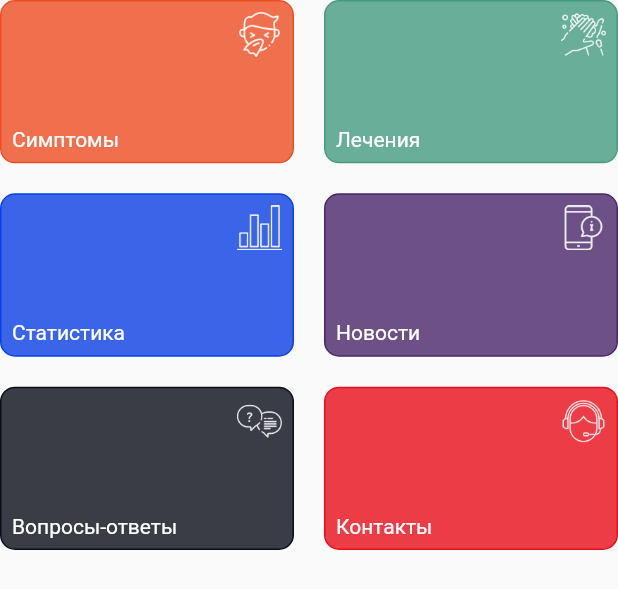
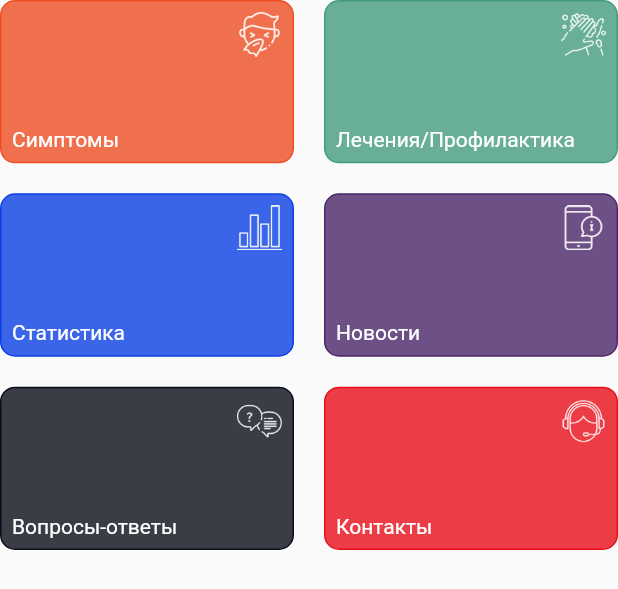
Before and after one commit to serikshaikamalov/coronavirus2020, a Flutter app: the MainMenu widget shown alone on an empty page, opened directly, on a phone screen of 412 x 824 dp. Shown: the top 589 px of the screen. Run offline on Flutter 3.47's test engine with Material 2 defaults, Android fonts, the phone set to English and light mode, and no system bars; our stand-ins replace dio, flutter_bloc, flutter_html, get_it, shared_preferences; accounts and stored records are empty.

```diff
--- a/lib/core/constants/routes.dart
+++ b/lib/core/constants/routes.dart
@@ -1,3 +1,5 @@
 class Routes {
   static const String homePage = '/';
+  static const String symptomsPage = '/symptoms';
+  static const String preventionPage = '/prevention';
 }
--- a/lib/features/home/data/datasources/menu.datasource.dart
+++ b/lib/features/home/data/datasources/menu.datasource.dart
@@ -1,3 +1,4 @@
+import 'package:coronavirus2020/core/constants/routes.dart';
 import 'package:coronavirus2020/features/home/data/models/menu-item.model.dart';
 
 class MenuLocalDataSource {
@@ -5,13 +6,13 @@ class MenuLocalDataSource {
     final List<MenuItemModel> data = [
       MenuItemModel(
         label: 'Симптомы',
-        route: '/',
+        route: Routes.symptomsPage,
         color: 0XFFEE4D23,
         image: 'cough.png',
       ),
       MenuItemModel(
-        label: 'Лечения',
-        route: '/',
+        label: 'Лечения/Профилактика',
+        route: Routes.preventionPage,
         color: 0XFF449B80,
         image: 'washing-hands.png',
       ),
--- a/lib/features/home/presentations/widgets/main-menu/main-menu.dart
+++ b/lib/features/home/presentations/widgets/main-menu/main-menu.dart
@@ -1,7 +1,9 @@
+import 'package:coronavirus2020/core/services/navigation.service.dart';
 import 'package:coronavirus2020/features/home/data/models/menu-item.model.dart';
 import 'package:coronavirus2020/features/home/presentations/widgets/main-menu/bloc/menu-bloc.dart';
 import 'package:coronavirus2020/features/home/presentations/widgets/main-menu/bloc/menu-events.dart';
 import 'package:coronavirus2020/features/home/presentations/widgets/main-menu/bloc/menu-state.dart';
+import 'package:coronavirus2020/locator.dart';
 import 'package:coronavirus2020/shared/widgets/empty.dart';
 import 'package:coronavirus2020/shared/widgets/error/error.dart';
 import 'package:coronavirus2020/shared/widgets/spinner/spinner.dart';
@@ -14,6 +16,8 @@ class MainMenu extends StatefulWidget {
 }
 
 class _MainMenuState extends State<MainMenu> {
+  NavigationService _navService = locator<NavigationService>();
+
   @override
   Widget build(BuildContext context) {
     return MultiBlocProvider(
@@ -68,7 +72,9 @@ class _MainMenuState extends State<MainMenu> {
   }
 
   Widget buildMenuItem(MenuItemModel m) {
-    return Container(
+    return GestureDetector(
+      onTap: () => _navService.navigateTo(m.route),
+      child: Container(
         child: Column(
           mainAxisAlignment: MainAxisAlignment.spaceBetween,
           children: [
@@ -94,6 +100,7 @@ class _MainMenuState extends State<MainMenu> {
             color: Color(m.color).withOpacity(0.8),
             borderRadius: BorderRadius.all(Radius.circular(10))),
         padding: EdgeInsets.all(7),
+      ),
     );
   }
 }
```
Also changed, not shown: lib/features/prevention/data/datasources/prevention-local.datasource.dart (added, +22 -0 lines), lib/features/prevention/data/models/instruction.model.dart (added, +9 -0 lines), lib/features/prevention/presentations/pages/prevention.page.dart (added, +56 -0 lines), lib/features/symptoms/presentations/pages/symptoms.page.dart (added, +24 -0 lines), lib/router.dart (+12 -7 lines). Lines whose indentation alone changed are shown as unchanged.
